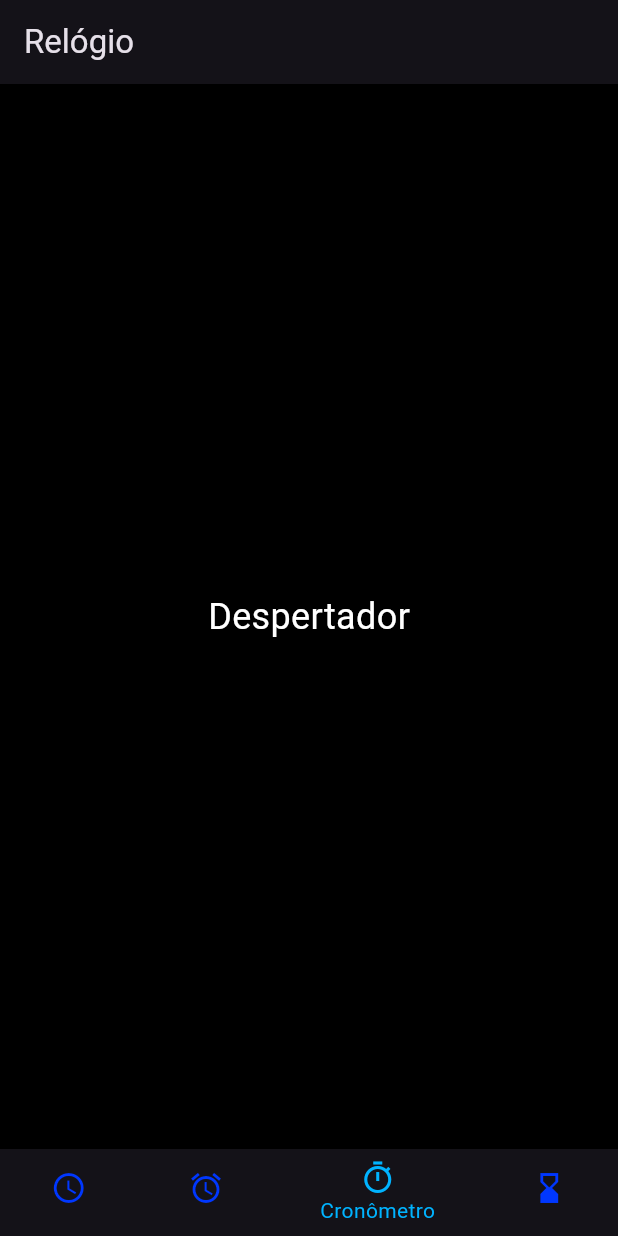
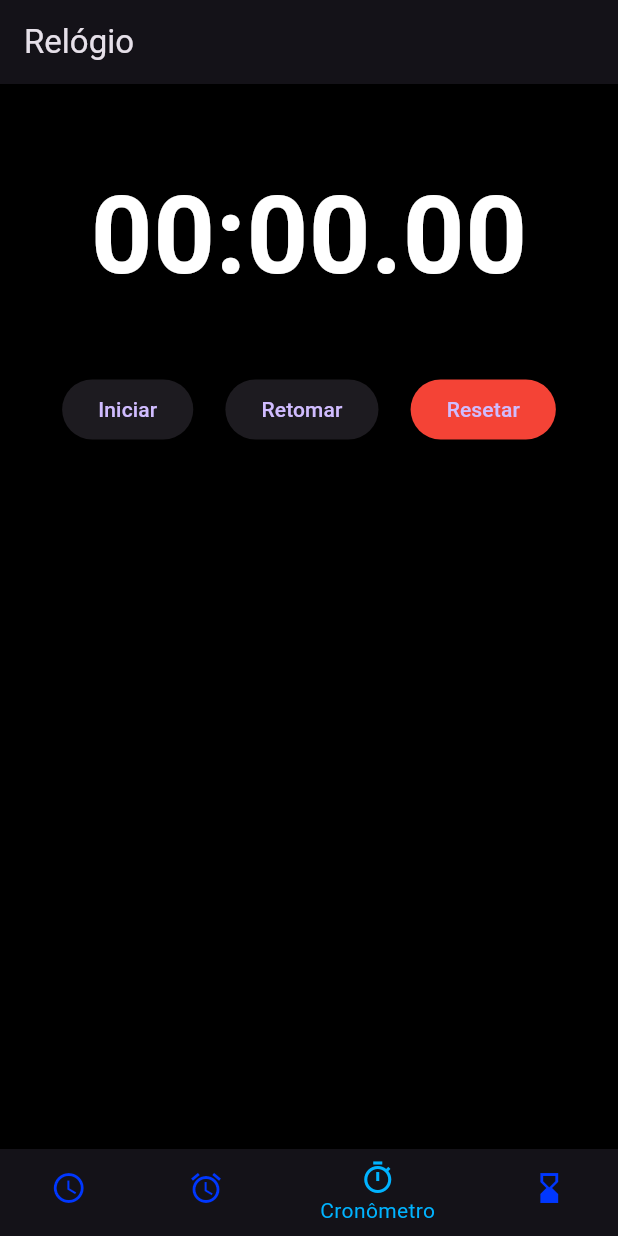
Before and after one commit to Tomas2007007/teste, a Flutter app: the screen it shows after launch, item 3 of the bottom bar chosen, on a phone screen of 412 x 824 dp. Run offline on Flutter 3.47's test engine with Material 3 defaults, Android fonts, the phone set to English and light mode, and no system bars.

Commit message:
inicio do cronometro

```diff
--- a/lib/main.dart
+++ b/lib/main.dart
@@ -145,17 +145,89 @@ class Pagina2 extends StatelessWidget {
 
 // -------------------- PÁGINA 3: Cronômetro --------------------
 
-class Pagina3 extends StatelessWidget {
+class Pagina3 extends StatefulWidget {
+  @override
+  _Pagina3State createState() => _Pagina3State();
+}
+
+class _Pagina3State extends State<Pagina3> {
+  final Stopwatch _stopwatch = Stopwatch();
+  Timer? _timer;
+
+  String get _tempoFormatado {
+    final ms = _stopwatch.elapsedMilliseconds;
+    final hundreds = ((ms / 10) % 100).floor();
+    final seconds = ((ms / 1000) % 60).floor();
+    final minutes = (ms / 60000).floor();
+    String twoDigits(int n) => n.toString().padLeft(2, '0');
+    return '${twoDigits(minutes)}:${twoDigits(seconds)}.${twoDigits(hundreds)}';
+  }
+
+  void _iniciar() {
+    if (!_stopwatch.isRunning) {
+      _stopwatch.start();
+      _timer = Timer.periodic(Duration(milliseconds: 30), (_) {
+        if (!mounted) return;
+        setState(() {}); // atualiza o display
+      });
+    }
+  }
+
+  void _pausar() {
+    if (_stopwatch.isRunning) {
+      _stopwatch.stop();
+      _timer?.cancel();
+    }
+  }
+
+  void _resetar() {
+    _stopwatch.reset();
+    setState(() {}); // exibe 00:00.00
+  }
+
+  @override
+  void dispose() {
+    _timer?.cancel();
+    _stopwatch.stop();
+    super.dispose();
+  }
+
   @override
   Widget build(BuildContext context) {
-    return Center(
-      child: Text(
-        'Despertador',
-        style: TextStyle(fontSize: 24, color: Colors.white),
+    return Padding(
+      padding: EdgeInsets.symmetric(vertical: 50, horizontal: 20),
+      child: Column(
+        children: [
+          Text(
+            _tempoFormatado,
+            style: TextStyle(
+              fontSize: 72,
+              fontWeight: FontWeight.bold,
+              color: Colors.white,
+            ),
+          ),
+          SizedBox(height: 40),
+          Row(
+            mainAxisAlignment: MainAxisAlignment.spaceEvenly,
+            children: [
+              ElevatedButton(onPressed: _iniciar, child: Text('Iniciar')),
+              ElevatedButton(
+                onPressed: _stopwatch.isRunning ? _pausar : _iniciar,
+                child: Text(_stopwatch.isRunning ? 'Pausar' : 'Retomar'),
+              ),
+              ElevatedButton(
+                onPressed: _resetar,
+                style: ElevatedButton.styleFrom(primary: Colors.red),
+                child: Text('Resetar'),
+              ),
+            ],
+          ),
+        ],
       ),
     );
   }
 }
+
 
 // -------------------- PÁGINA 4: Temporizador --------------------
 
```
